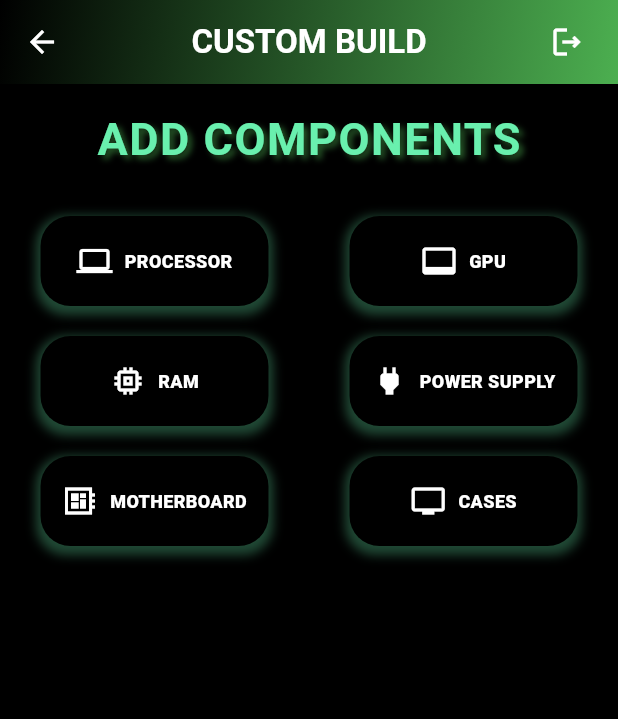
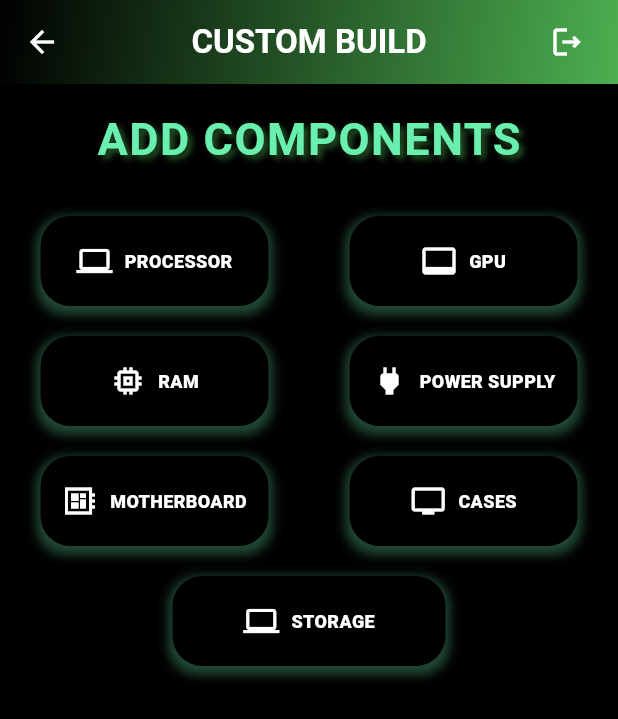
Before and after one commit to Irtaza4/PCgenius, a Flutter app: the CustomBuild screen opened directly, on a phone screen of 412 x 824 dp. Shown: the top 719 px of the screen. Run offline on Flutter 3.47's test engine with Material 3 defaults, Android fonts, the phone set to English and light mode, and no system bars; our stand-ins replace firebase_auth, firebase_core, firebase_database, fluttertoast; accounts and stored records are empty.

Commit message:
added SSD components

```diff
--- a/lib/ui/screens/custom_build.dart
+++ b/lib/ui/screens/custom_build.dart
@@ -6,6 +6,7 @@ import 'package:pc_genius/ui/screens/ComponentScreens/motherboards_screen.dart';
 import 'package:pc_genius/ui/screens/ComponentScreens/power_supplies_screen.dart';
 import 'package:pc_genius/ui/screens/ComponentScreens/processors_screen.dart';
 import 'package:pc_genius/ui/screens/ComponentScreens/rams_screen.dart';
+import 'package:pc_genius/ui/screens/ComponentScreens/ssd_screen.dart';
 import 'package:pc_genius/ui/screens/custom_build_result_screen.dart';
 import 'package:pc_genius/ui/screens/login_screen.dart';
 import '../../Utils/utils.dart';
@@ -26,6 +27,7 @@ class _CustomBuildState extends State<CustomBuild> {
   bool isLoadingGPU = false;
   bool isLoadingPowerSupply = false;
   bool isLoadingCases = false;
+  bool isLoadingSsds =false;
 
   Map<String, dynamic>? selectedProcessor;
   Map<String, dynamic>? selectedRam;
@@ -33,12 +35,13 @@ class _CustomBuildState extends State<CustomBuild> {
   Map<String, dynamic>? selectedPowerSupplies;
   Map<String, dynamic>? selectedMotherBoards;
   Map<String, dynamic>? selectedCases;
+  Map<String, dynamic>? selectedSsds;
 
   @override
   Widget build(BuildContext context) {
     bool allComponentsSelected =selectedProcessor!=null && selectedRam!=null &&
         selectedGpus!=null && selectedPowerSupplies!=null && selectedMotherBoards!=null
-    && selectedCases!=null;
+    && selectedCases!=null && selectedSsds!=null;
 
     return Scaffold(
       backgroundColor: Colors.black,
@@ -106,8 +109,7 @@ class _CustomBuildState extends State<CustomBuild> {
               children: [
                 Flexible(
                   child: Padding(
-                    padding: const EdgeInsets.symmetric(
-                        horizontal: 27, vertical: 20),
+                    padding: const EdgeInsets.symmetric(horizontal: 27, vertical: 20),
                     child: Column(
                       crossAxisAlignment: CrossAxisAlignment.center,
                       children: [
@@ -121,8 +123,7 @@ class _CustomBuildState extends State<CustomBuild> {
 
                             final selectedProcessorData = await Navigator.push(
                               context,
-                              MaterialPageRoute(
-                                  builder: (context) => ProcessorsScreen()),
+                              MaterialPageRoute(builder: (context) => ProcessorsScreen()),
                             );
 
                             setState(() {
@@ -151,8 +152,7 @@ class _CustomBuildState extends State<CustomBuild> {
 
                             final selectedRamData = await Navigator.push(
                               context,
-                              MaterialPageRoute(
-                                  builder: (context) => RAMScreen()),
+                              MaterialPageRoute(builder: (context) => RAMScreen()),
                             );
 
                             setState(() {
@@ -220,8 +220,7 @@ class _CustomBuildState extends State<CustomBuild> {
 
                             final selectedGpuData = await Navigator.push(
                               context,
-                              MaterialPageRoute(
-                                  builder: (context) => GPUScreen()),
+                              MaterialPageRoute(builder: (context) => GPUScreen()),
                             );
 
                             setState(() {
@@ -248,8 +247,7 @@ class _CustomBuildState extends State<CustomBuild> {
                               isLoadingPowerSupply = true;
                             });
 
-                            final selectedPowerSupplyData =
-                            await Navigator.push(
+                            final selectedPowerSupplyData = await Navigator.push(
                               context,
                               MaterialPageRoute(
                                   builder: (context) => PowerSuppliesScreen()),
@@ -281,8 +279,7 @@ class _CustomBuildState extends State<CustomBuild> {
 
                             final selectedCasesData = await Navigator.push(
                               context,
-                              MaterialPageRoute(
-                                  builder: (context) => CasesScreen()),
+                              MaterialPageRoute(builder: (context) => CasesScreen()),
                             );
 
                             setState(() {
@@ -306,6 +303,38 @@ class _CustomBuildState extends State<CustomBuild> {
                 ),
               ],
             ),
+
+// The STORAGE button centered below the row
+            Center(
+              child: Padding(
+                padding: const EdgeInsets.symmetric(horizontal:115),
+                child: CustomButton(
+                  label: "STORAGE",
+                  icon: Icons.computer_outlined,
+                  onTap: () async {
+                    setState(() {
+                      isLoadingSsds = true;
+                    });
+
+                    final selectedSsdData = await Navigator.push(
+                      context,
+                      MaterialPageRoute(builder: (context) => SsdScreen()),
+                    );
+
+                    setState(() {
+                      isLoadingSsds = false;
+                      if (selectedSsdData != null) {
+                        selectedSsds = selectedSsdData;
+                      }
+                    });
+                  },
+                  isLoading: isLoadingSsds,
+                  backgroundColor: selectedSsds != null ? Colors.green : Colors.black,
+                  textColor: selectedSsds != null ? Colors.black : Colors.white,
+                ),
+              ),
+            ),
+
             SizedBox(height: 20),
 
             Column(
@@ -752,6 +781,80 @@ class _CustomBuildState extends State<CustomBuild> {
                 else
                   Container(),
 
+                Divider(color: Colors.transparent),
+
+                // Case Card
+                if (selectedSsds != null)
+                  Card(
+                    margin: EdgeInsets.symmetric(vertical: 4),
+                    elevation: 5,
+                    color: Colors.black,
+                    shape: RoundedRectangleBorder(
+                      borderRadius: BorderRadius.circular(10),
+                      side: BorderSide(
+                        color: selectedSsds != null ? Colors.greenAccent : Colors.black,
+                        width: 2,
+                      ),
+                    ),
+                    child: ListTile(
+                      contentPadding: EdgeInsets.symmetric(vertical: 8, horizontal: 12),
+                      leading: Container(
+                        decoration: BoxDecoration(
+                          borderRadius: BorderRadius.circular(8),
+                          border: Border.all(color: Colors.transparent, width: 0),
+                        ),
+                        child: Image.network(selectedSsds!['image']!, width: 40, height: 40),
+                      ),
+                      title: Text(
+                        selectedSsds!['name']!,
+                        style: TextStyle(
+                          color: Colors.white,
+                          fontSize: 16,
+                          fontWeight: FontWeight.bold,
+                          overflow: TextOverflow.ellipsis,
+                        ),
+                      ),
+                      subtitle: Text(
+                        ' ${selectedSsds!['price']} RS',
+                        style: TextStyle(color: Colors.green, fontSize: 14),
+                      ),
+                      trailing: Row(
+                        mainAxisSize: MainAxisSize.min,
+                        children: [
+                          IconButton(
+                            icon: Icon(Icons.delete, color: Colors.red),
+                            onPressed: () {
+                              setState(() {
+                                selectedSsds = null;
+                              });
+                            },
+                          ),
+                          IconButton(
+                            icon: Icon(Icons.update, color: Colors.greenAccent), // Change color here
+                            onPressed: () async {
+                              final updatedSsds = await Navigator.push(
+                                context,
+                                MaterialPageRoute(
+                                  builder: (context) => SsdScreen(
+                                    selectedSsd: selectedSsds, // Pass current selection
+                                  ),
+                                ),
+                              );
+
+                              if (updatedSsds != null) {
+                                setState(() {
+                                  selectedSsds = updatedSsds; // Update with the new selection
+                                });
+                              }
+                            },
+                          ),
+                        ],
+                      ),
+                    ),
+                  )
+                else
+                  Container(),
+
               ],
             ),
 
@@ -772,6 +875,7 @@ class _CustomBuildState extends State<CustomBuild> {
                   'GPU': selectedGpus,
                   'Power Supply': selectedPowerSupplies,
                   'Case': selectedCases,
+                  'SSD' : selectedSsds,
                 },
               ),
             ),
```
Also changed, not shown: lib/ui/screens/ComponentScreens/ssd_screen.dart (added, +197 -0 lines).
